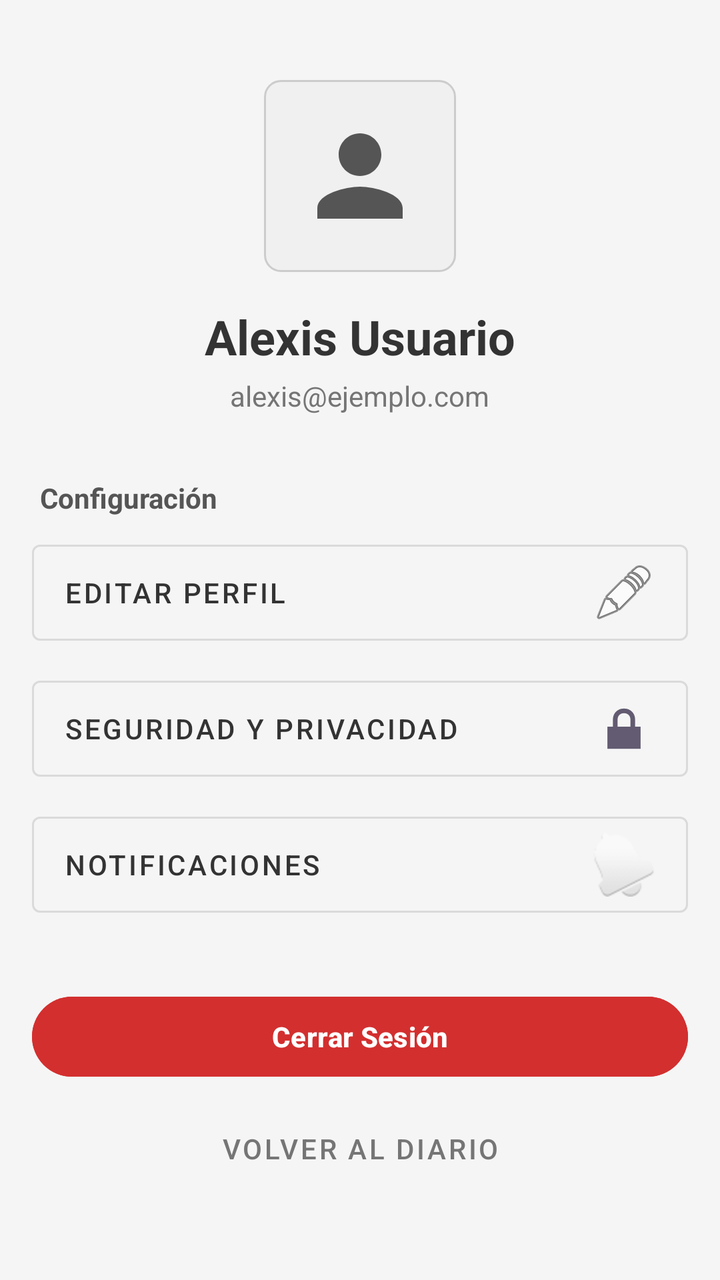
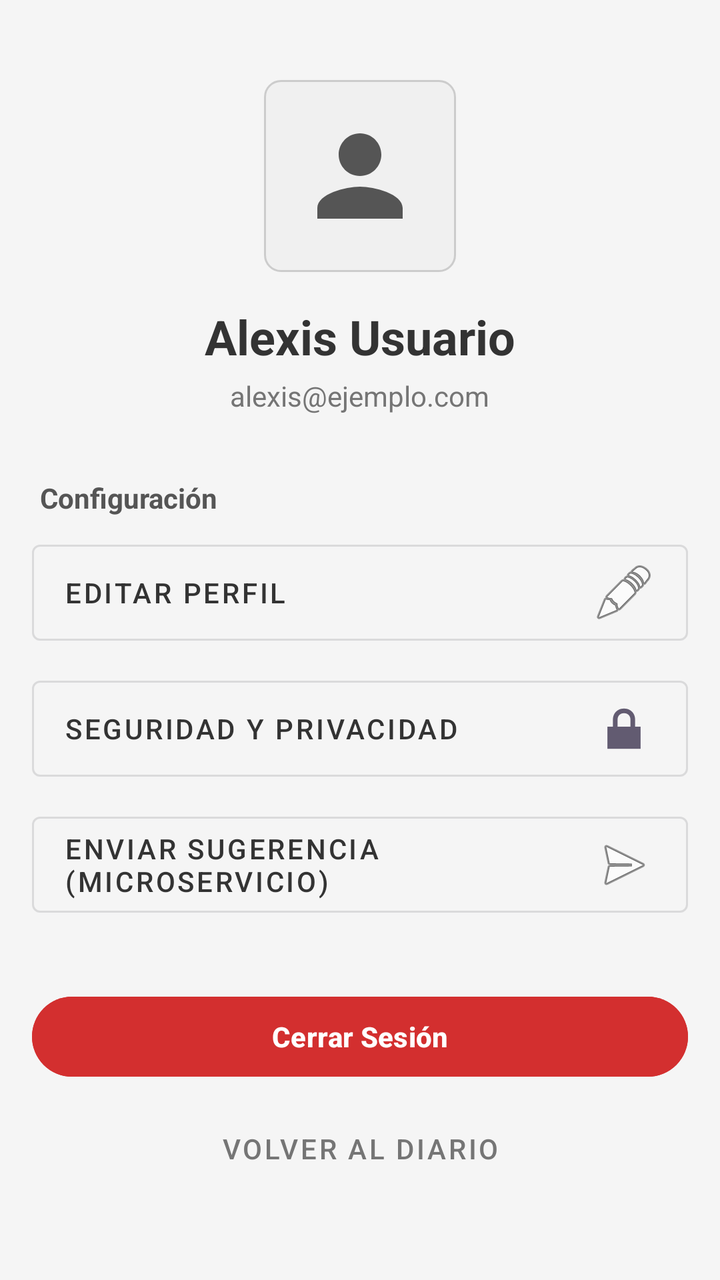

Screens rendered from an Android XML layout before and after an edit, with the pre-edit source and the edit as a unified diff.
<!-- AndroidManifest.xml: application theme Theme.ClearYourMind -->
<!-- res/layout/activity_profile.xml -->
<?xml version="1.0" encoding="utf-8"?>
<ScrollView xmlns:android="http://schemas.android.com/apk/res/android"
    xmlns:app="http://schemas.android.com/apk/res-auto"
    xmlns:tools="http://schemas.android.com/tools"
    android:layout_width="match_parent"
    android:layout_height="match_parent"
    android:background="#F5F5F5">

    <LinearLayout
        android:layout_width="match_parent"
        android:layout_height="wrap_content"
        android:orientation="vertical"
        android:padding="16dp">

        
        <LinearLayout
            android:layout_width="match_parent"
            android:layout_height="wrap_content"
            android:orientation="vertical"
            android:gravity="center"
            android:layout_marginTop="24dp"
            android:layout_marginBottom="32dp">

            <ImageView
                android:layout_width="96dp"
                android:layout_height="96dp"
                android:src="@drawable/ic_user_avatar"
                android:background="@drawable/rounded_edittext_background"
                android:padding="16dp"
                app:tint="#555555"
                android:layout_marginBottom="16dp"/>

            <TextView
                android:layout_width="wrap_content"
                android:layout_height="wrap_content"
                android:text="Alexis Usuario"
                android:textSize="24sp"
                android:textStyle="bold"
                android:textColor="#333333"/>

            <TextView
                android:layout_width="wrap_content"
                android:layout_height="wrap_content"
                android:text="alexis@ejemplo.com"
                android:textSize="14sp"
                android:textColor="#757575"
                android:layout_marginTop="4dp"/>
        </LinearLayout>

        
        <TextView
            android:layout_width="match_parent"
            android:layout_height="wrap_content"
            android:text="Configuración"
            android:textStyle="bold"
            android:textColor="#555555"
            android:layout_marginBottom="8dp"
            android:layout_marginStart="4dp"/>

        <Button
            android:id="@+id/btnAccount"
            style="@style/Widget.MaterialComponents.Button.OutlinedButton"
            android:layout_width="match_parent"
            android:layout_height="60dp"
            android:text="Editar Perfil"
            android:gravity="start|center_vertical"
            android:drawableEnd="@android:drawable/ic_menu_edit"
            android:layout_marginBottom="8dp"
            android:textColor="#333333"/>

        <Button
            android:id="@+id/btnSecurity"
            style="@style/Widget.MaterialComponents.Button.OutlinedButton"
            android:layout_width="match_parent"
            android:layout_height="60dp"
            android:text="Seguridad y Privacidad"
            android:gravity="start|center_vertical"
            android:drawableEnd="@android:drawable/ic_lock_lock"
            android:layout_marginBottom="8dp"
            android:textColor="#333333"/>

        <Button
            android:id="@+id/btnNotifications"
            style="@style/Widget.MaterialComponents.Button.OutlinedButton"
            android:layout_width="match_parent"
            android:layout_height="60dp"
            android:text="Notificaciones"
            android:gravity="start|center_vertical"
            android:drawableEnd="@android:drawable/ic_popup_reminder"
            android:layout_marginBottom="32dp"
            android:textColor="#333333"/>

        
        <Button
            android:id="@+id/btnLogout"
            android:layout_width="match_parent"
            android:layout_height="wrap_content"
            android:text="Cerrar Sesión"
            android:backgroundTint="#D32F2F"
            android:textColor="#FFFFFF"
            android:textStyle="bold"/>

        <Button
            android:id="@+id/btnBack"
            style="@style/Widget.MaterialComponents.Button.TextButton"
            android:layout_width="match_parent"
            android:layout_height="wrap_content"
            android:text="Volver al Diario"
            android:layout_marginTop="8dp"
            android:textColor="#757575"/>

    </LinearLayout>
</ScrollView>
<!-- resources referenced by this layout -->
<resources>
  <!-- drawable ic_user_avatar (drawable) -->
  <vector xmlns:android="http://schemas.android.com/apk/res/android"
      android:width="24dp"
      android:height="24dp"
      android:viewportWidth="24"
      android:viewportHeight="24"
      android:tint="#555555">
      <path
          android:fillColor="@android:color/white"
          android:pathData="M12,12c2.21,0 4,-1.79 4,-4s-1.79,-4 -4,-4 -4,1.79 -4,4 1.79,4 4,4zM12,14c-2.67,0 -8,1.34 -8,4v2h16v-2c0,-2.66 -5.33,-4 -8,-4z"/>
  </vector>
  <!-- drawable rounded_edittext_background (drawable) -->
  <?xml version="1.0" encoding="utf-8"?>
  <shape xmlns:android="http://schemas.android.com/apk/res/android">
      <solid android:color="#F0F0F0"/>
      <corners android:radius="8dp"/>
      <stroke android:width="1dp" android:color="#CCCCCC"/>
  </shape>
  <style name="Theme.ClearYourMind" parent="Base.Theme.ClearYourMind" />
  <style name="Base.Theme.ClearYourMind" parent="Theme.Material3.DayNight.NoActionBar">
          
          
      </style>
</resources>

<!-- the commit's change to res/layout/activity_profile.xml (unified diff, before → after) -->
@@ -79,14 +79,15 @@
             android:layout_marginBottom="8dp"
             android:textColor="#333333"/>
 
+        
         <Button
             android:id="@+id/btnNotifications"
             style="@style/Widget.MaterialComponents.Button.OutlinedButton"
             android:layout_width="match_parent"
             android:layout_height="60dp"
-            android:text="Notificaciones"
+            android:text="Enviar Sugerencia (Microservicio)"
             android:gravity="start|center_vertical"
-            android:drawableEnd="@android:drawable/ic_popup_reminder"
+            android:drawableEnd="@android:drawable/ic_menu_send"
             android:layout_marginBottom="32dp"
             android:textColor="#333333"/>
 
